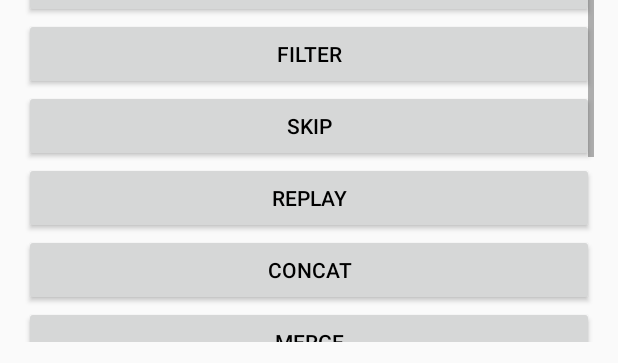
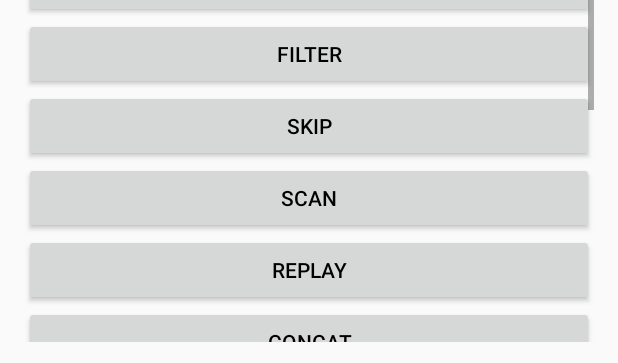
Before and after one commit to amitshekhariitbhu/RxJava2-Android-Samples, an Android app: the layout activity_main.xml on its own in the app's theme, with its tools: preview values and no code run, on a phone screen of 412 x 824 dp. Shown: the part 870-1233 px from the top of the screen. Run offline under Robolectric (Android 15) with nearby library versions, the phone set to English and light mode, and no system bars.

Commit message:
add scan demo

```diff
--- a/app/src/main/AndroidManifest.xml
+++ b/app/src/main/AndroidManifest.xml
@@ -59,6 +59,9 @@
             android:name=".SkipExampleActivity"
             android:label="@string/skip" />
         <activity
+            android:name=".ScanExampleActivity"
+            android:label="@string/scan" />
+        <activity
             android:name=".ReplayExampleActivity"
             android:label="@string/replay" />
         <activity
@@ -70,7 +73,6 @@
         <activity
             android:name=".DeferExampleActivity"
             android:label="@string/defer" />
-
         <activity
             android:name=".DistinctExampleActivity"
             android:label="@string/distinct" />
--- a/app/src/main/java/com/rxjava2/android/samples/MainActivity.java
+++ b/app/src/main/java/com/rxjava2/android/samples/MainActivity.java
@@ -69,6 +69,10 @@ public class MainActivity extends AppCompatActivity {
         startActivity(new Intent(MainActivity.this, SkipExampleActivity.class));
     }
 
+    public void startScanActivity(View view) {
+        startActivity(new Intent(MainActivity.this, ScanExampleActivity.class));
+    }
+
     public void startReplayActivity(View view) {
         startActivity(new Intent(MainActivity.this, ReplayExampleActivity.class));
     }
--- a/app/src/main/res/layout/activity_main.xml
+++ b/app/src/main/res/layout/activity_main.xml
@@ -116,6 +116,13 @@
         <Button
             android:layout_width="match_parent"
             android:layout_height="wrap_content"
+            android:onClick="startScanActivity"
+            android:text="@string/scan"
+            android:textColor="@android:color/black" />
+
+        <Button
+            android:layout_width="match_parent"
+            android:layout_height="wrap_content"
             android:onClick="startReplayActivity"
             android:text="@string/replay"
             android:textColor="@android:color/black" />
--- a/app/src/main/res/values/strings.xml
+++ b/app/src/main/res/values/strings.xml
@@ -15,6 +15,7 @@
     <string name="buffer">Buffer</string>
     <string name="filter">Filter</string>
     <string name="skip">Skip</string>
+    <string name="scan">Scan</string>
     <string name="replay">Replay</string>
     <string name="concat">Concat</string>
     <string name="merge">Merge</string>
```
Also changed, not shown: app/src/main/java/com/rxjava2/android/samples/ScanExampleActivity.java (added, +92 -0 lines).
